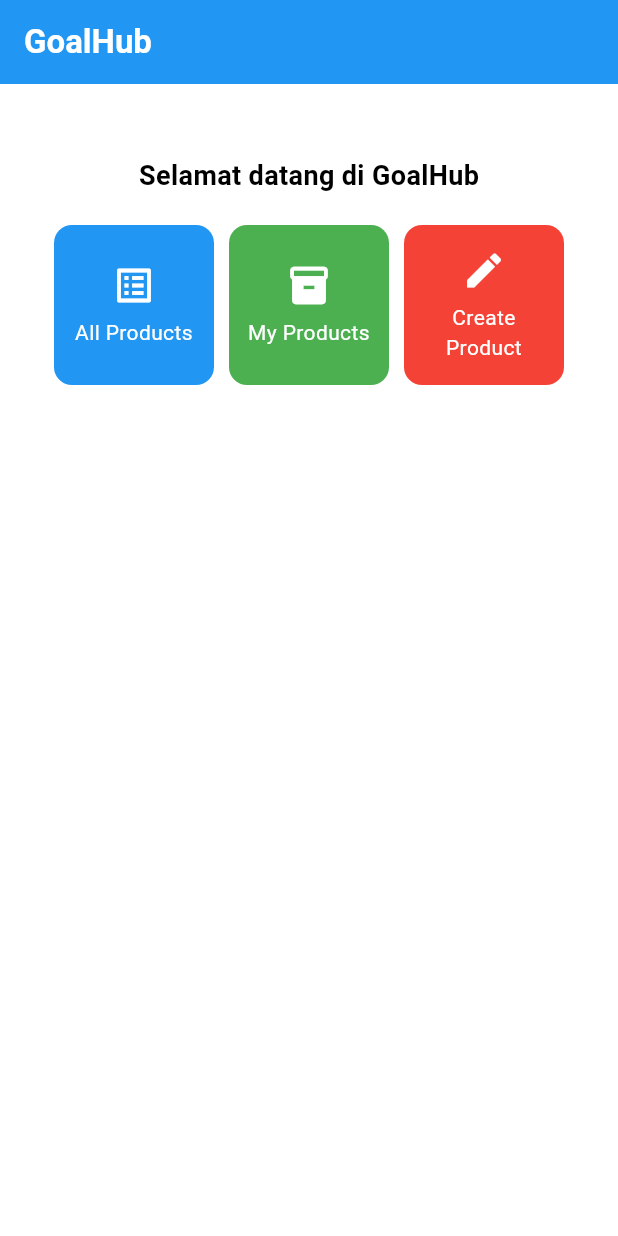
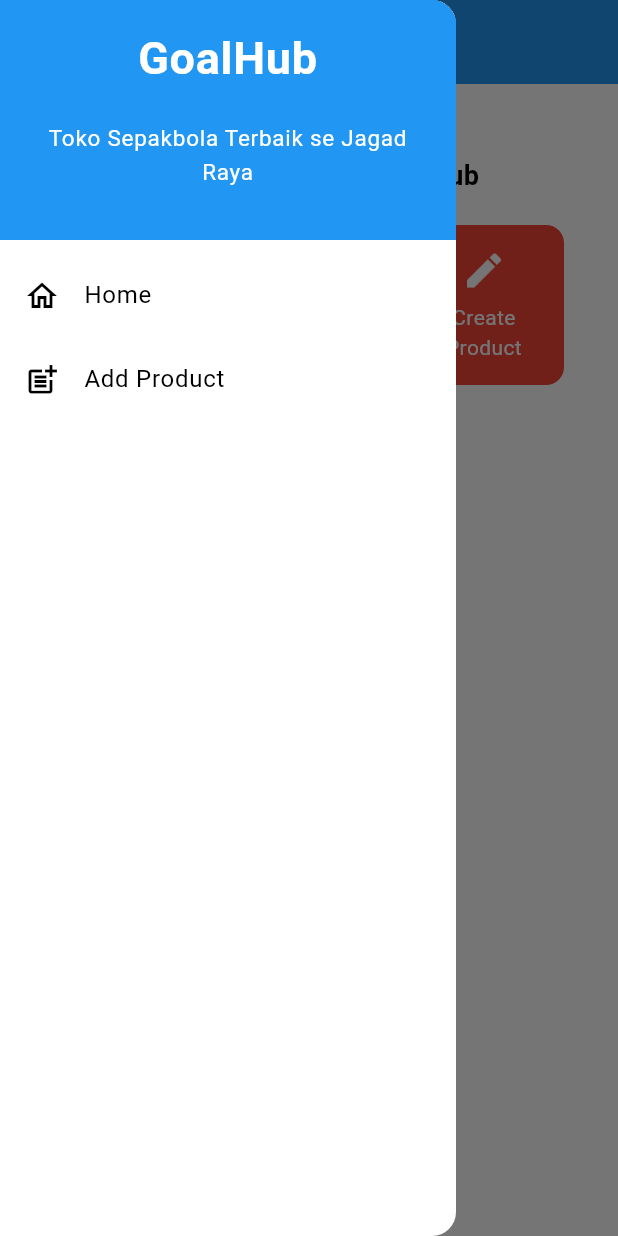
Before and after one commit to Yalifuddin/GoalHub-mobile, a Flutter app: the screen it shows after launch, with the side drawer open (before the commit the screen has no drawer), on a phone screen of 412 x 824 dp. Run offline on Flutter 3.47's test engine with Material 3 defaults, Android fonts, the phone set to English and light mode, and no system bars.

```diff
--- a/lib/main.dart
+++ b/lib/main.dart
@@ -1,5 +1,5 @@
 import 'package:flutter/material.dart';
-import 'package:football_shop/menu.dart';
+import 'package:football_shop/screens/menu.dart';
 
 void main() {
   runApp(const MyApp());
--- a/lib/menu.dart
+++ b/lib/screens/menu.dart
@@ -1,4 +1,7 @@
 import 'package:flutter/material.dart';
+import 'package:football_shop/widgets/left_drawer.dart';
+import 'package:football_shop/widgets/product_card.dart';
+import 'package:football_shop/screens/productlist_form.dart';
 
 class MyHomePage extends StatelessWidget {
   MyHomePage({super.key});
@@ -18,14 +21,12 @@ class MyHomePage extends StatelessWidget {
         // Judul aplikasi "GoalHub" dengan teks putih dan tebal.
         title: const Text(
           'GoalHub',
-          style: TextStyle(
-            color: Colors.white,
-            fontWeight: FontWeight.bold,
-          ),
+          style: TextStyle(color: Colors.white, fontWeight: FontWeight.bold),
         ),
         // Warna latar belakang AppBar diambil dari skema warna tema aplikasi.
         backgroundColor: Theme.of(context).colorScheme.primary,
       ),
+      drawer: LeftDrawer(),
       // Body halaman dengan padding di sekelilingnya.
       body: Padding(
         padding: const EdgeInsets.all(16.0),
@@ -40,7 +41,6 @@ class MyHomePage extends StatelessWidget {
             Center(
               child: Column(
                 // Menyusun teks dan grid item secara vertikal.
-
                 children: [
                   // Menampilkan teks sambutan dengan gaya tebal dan ukuran 18.
                   const Padding(
@@ -86,56 +86,3 @@ class ItemHomepage {
 
   ItemHomepage(this.name, this.icon, this.color);
 }
-
-class ItemCard extends StatelessWidget {
-  // Menampilkan kartu dengan ikon dan nama.
-
-  final ItemHomepage item;
-
-  const ItemCard(this.item, {super.key});
-
-  @override
-  Widget build(BuildContext context) {
-    return Material(
-      // Menentukan warna latar belakang dari tema aplikasi.
-      color: item.color,
-      // Membuat sudut kartu melengkung.
-      borderRadius: BorderRadius.circular(12),
-
-      child: InkWell(
-        // Aksi ketika kartu ditekan.
-        onTap: () {
-          // Menampilkan pesan SnackBar saat kartu ditekan.
-          ScaffoldMessenger.of(context)
-            ..hideCurrentSnackBar()
-            ..showSnackBar(
-                SnackBar(content: Text("Kamu telah menekan tombol ${item.name}!"))
-            );
-        },
-        // Container untuk menyimpan Icon dan Text
-        child: Container(
-          padding: const EdgeInsets.all(8),
-          child: Center(
-            child: Column(
-              // Menyusun ikon dan teks di tengah kartu.
-              mainAxisAlignment: MainAxisAlignment.center,
-              children: [
-                Icon(
-                  item.icon,
-                  color: Colors.white,
-                  size: 30.0,
-                ),
-                const Padding(padding: EdgeInsets.all(3)),
-                Text(
-                  item.name,
-                  textAlign: TextAlign.center,
-                  style: const TextStyle(color: Colors.white),
-                ),
-              ],
-            ),
-          ),
-        ),
-      ),
-    );
-  }
-}
--- /dev/null
+++ b/lib/widgets/left_drawer.dart
@@ -0,0 +1,71 @@
+import 'package:flutter/material.dart';
+import 'package:football_shop/screens/menu.dart';
+import 'package:football_shop/screens/productlist_form.dart';
+
+class LeftDrawer extends StatelessWidget {
+  const LeftDrawer({super.key});
+
+  @override
+  Widget build(BuildContext context) {
+    return Drawer(
+      child: ListView(
+        children: [
+          const DrawerHeader(
+            decoration: BoxDecoration(
+              color: Colors.blue,
+            ),
+            child: Column(
+              children: [
+                Text(
+                  'GoalHub',
+                  textAlign: TextAlign.center,
+                  style: TextStyle(
+                    fontSize: 30,
+                    fontWeight: FontWeight.bold,
+                    color: Colors.white,
+                  ),
+                ),
+                Padding(padding: EdgeInsets.all(10)),
+                Text("Toko Sepakbola Terbaik se Jagad Raya",
+                  textAlign: TextAlign.center,
+                  style: TextStyle(
+                    fontSize: 15,
+                    color: Colors.white,
+                    fontWeight: FontWeight.normal,
+                  ),
+                ),
+              ],
+            ),
+          ),
+          // Bagian routing
+          ListTile(
+            leading: const Icon(Icons.home_outlined),
+            title: const Text('Home'),
+            // Bagian redirection ke MyHomePage
+            onTap: () {
+              Navigator.pushReplacement(
+                  context,
+                  MaterialPageRoute(
+                    builder: (context) => MyHomePage(),
+                  ));
+            },
+          ),
+
+          ListTile(
+            leading: const Icon(Icons.post_add),
+            title: const Text('Add Product'),
+            // Bagian redirection ke ProductFormPage
+            onTap: () {
+              // routing ke ProductFormPage
+              Navigator.pushReplacement(
+                  context,
+                  MaterialPageRoute(
+                    builder: (context) => ProductFormPage(),
+                  ));
+            },
+          ),
+        ],
+      ),
+    );
+  }
+}
--- /dev/null
+++ b/lib/widgets/product_card.dart
@@ -0,0 +1,63 @@
+import 'package:flutter/material.dart';
+import 'package:football_shop/screens/productlist_form.dart';
+import 'package:football_shop/screens/menu.dart';
+
+class ItemCard extends StatelessWidget {
+  // Menampilkan kartu dengan ikon dan nama.
+
+  final ItemHomepage item;
+
+  const ItemCard(this.item, {super.key});
+
+  @override
+  Widget build(BuildContext context) {
+    return Material(
+      // Menentukan warna latar belakang dari tema aplikasi.
+      color: item.color,
+      // Membuat sudut kartu melengkung.
+      borderRadius: BorderRadius.circular(12),
+
+      child: InkWell(
+        // Aksi ketika kartu ditekan.
+        // Area responsif terhadap sentuhan
+        onTap: () {
+          // Memunculkan SnackBar ketika diklik
+          ScaffoldMessenger.of(context)
+            ..hideCurrentSnackBar()
+            ..showSnackBar(
+              SnackBar(
+                content: Text("Kamu telah menekan tombol ${item.name}!"),
+              ),
+            );
+
+          // Navigate ke route yang sesuai (tergantung jenis tombol)
+          if (item.name == "Create Product") {
+            Navigator.push(
+              context,
+              MaterialPageRoute(builder: (context) => ProductFormPage()),
+            );
+          }
+        },
+        // Container untuk menyimpan Icon dan Text
+        child: Container(
+          padding: const EdgeInsets.all(8),
+          child: Center(
+            child: Column(
+              // Menyusun ikon dan teks di tengah kartu.
+              mainAxisAlignment: MainAxisAlignment.center,
+              children: [
+                Icon(item.icon, color: Colors.white, size: 30.0),
+                const Padding(padding: EdgeInsets.all(3)),
+                Text(
+                  item.name,
+                  textAlign: TextAlign.center,
+                  style: const TextStyle(color: Colors.white),
+                ),
+              ],
+            ),
+          ),
+        ),
+      ),
+    );
+  }
+}
```
Also changed, not shown: form_sample/analysis_options.yaml (added, +28 -0 lines), form_sample/lib/main.dart (added, +64 -0 lines), form_sample/pubspec.yaml (added, +89 -0 lines), lib/screens/productlist_form.dart (added, +285 -0 lines), form_sample/pubspec.lock (added), 124 other files.
